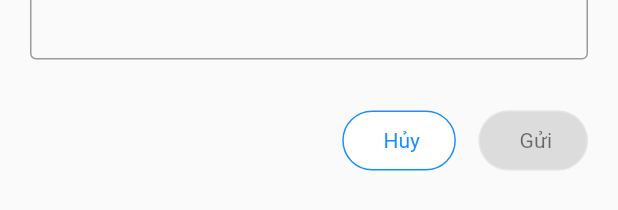
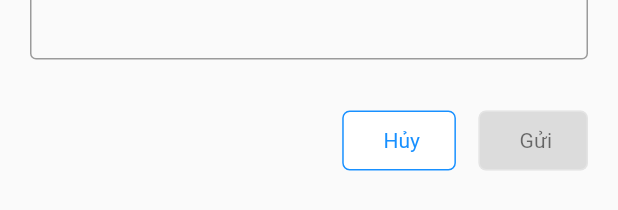
Before and after one commit to congminh090800/E-commerce-app, a Flutter app: the ReportTutorDialog widget shown alone on an empty page, opened directly, on a phone screen of 412 x 824 dp. Shown: the part 281-491 px from the top of the screen. Run offline on Flutter 3.47's test engine with Material 2 defaults, Android fonts, the phone set to English and light mode, and no system bars; our stand-ins replace country_code_picker, flutter_countdown_timer, flutter_rating_bar, flutter_svg, flutter_tags, syncfusion_flutter_calendar and 2 more; generated files the repository leaves out were written again.

```diff
--- a/lib/widgets/tutors/book_tutor_dialog.dart
+++ b/lib/widgets/tutors/book_tutor_dialog.dart
@@ -239,6 +239,7 @@ class _BookTutorDialogState extends State<BookTutorDialog> {
                     mainAxisAlignment: MainAxisAlignment.end,
                     children: [
                       CustomizedButton(
+                        borderRadius: 5,
                         btnText: i18n.cancelBtnText,
                         textSize: 20,
                         onTap: () => {
@@ -249,6 +250,7 @@ class _BookTutorDialogState extends State<BookTutorDialog> {
                         width: 10,
                       ),
                       CustomizedButton(
+                        borderRadius: 5,
                         btnText: i18n.bookTutorBtnText,
                         icon: Icons.double_arrow,
                         background: Colors.blue,
--- a/lib/widgets/tutors/report_tutor_dialog.dart
+++ b/lib/widgets/tutors/report_tutor_dialog.dart
@@ -66,6 +66,7 @@ class _ReportTutorDialogState extends State<ReportTutorDialog> {
               mainAxisAlignment: MainAxisAlignment.end,
               children: [
                 CustomizedButton(
+                  borderRadius: 5,
                   btnText: i18n.cancelBtnText,
                   onTap: () {
                     Navigator.pop(context);
@@ -75,6 +76,9 @@ class _ReportTutorDialogState extends State<ReportTutorDialog> {
                   width: 15,
                 ),
                 CustomizedButton(
+                  borderRadius: 5,
+                  background: Colors.blue,
+                  primaryColor: Colors.white,
                   btnText: i18n.submitBtnText,
                   isDisabled: isSubmitDisabled,
                 ),
```
